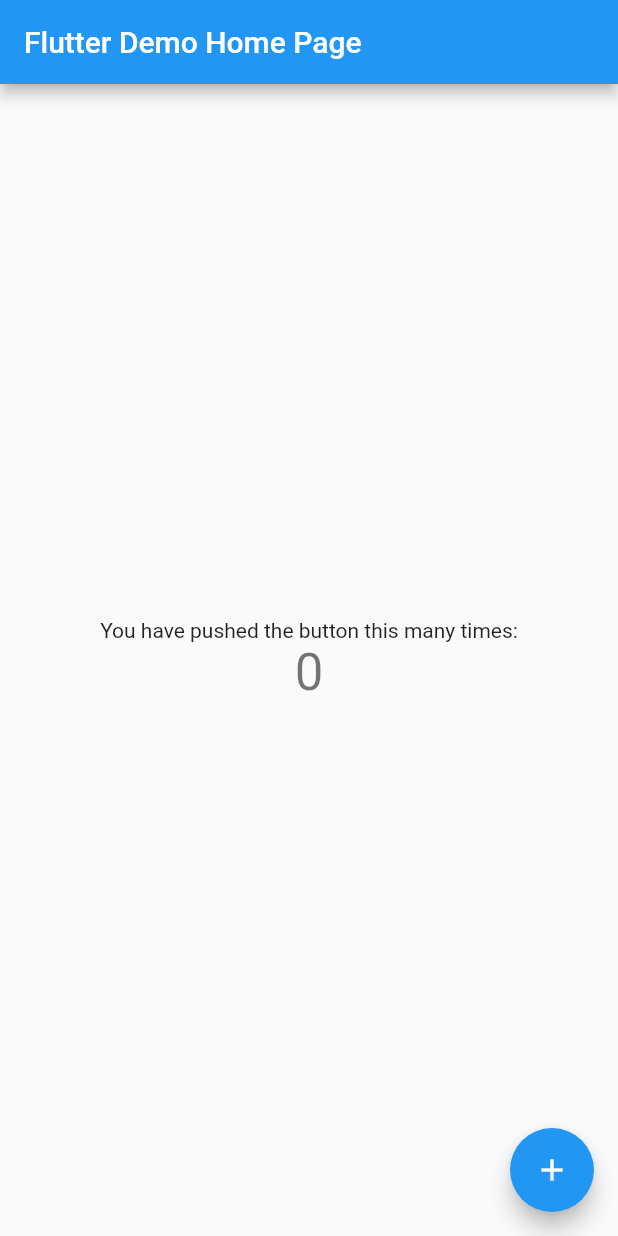
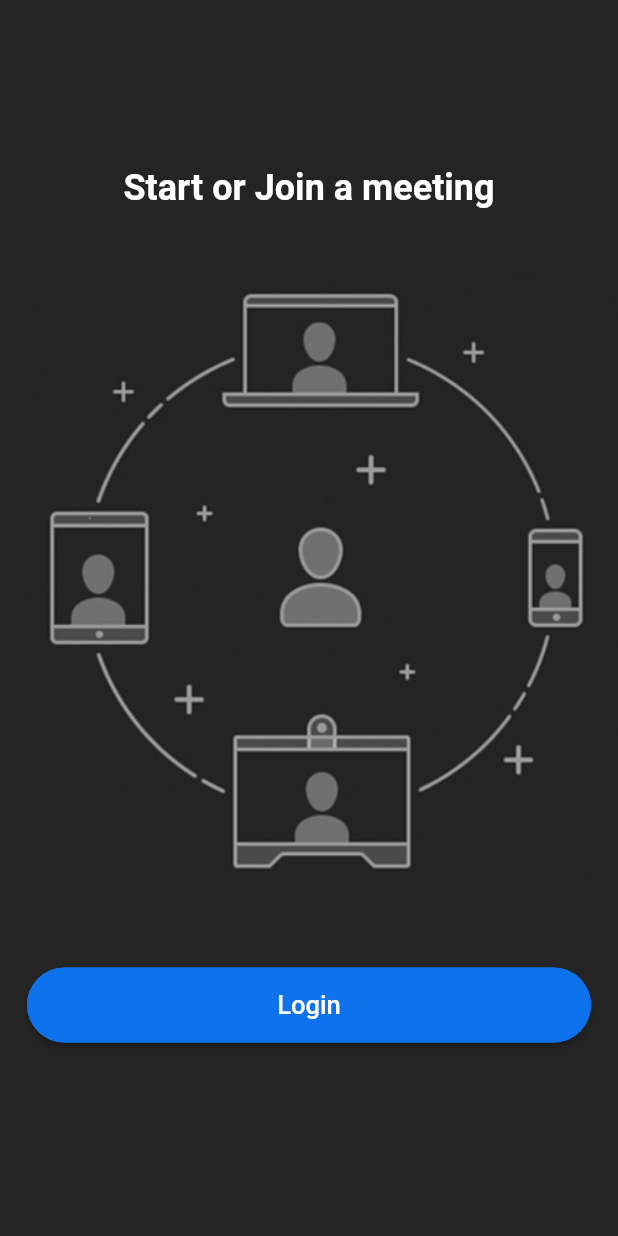
Before and after one commit to Jaxongir0101/Zoom-Clone, a Flutter app: the screen it shows after launch, on a phone screen of 412 x 824 dp. Run offline on Flutter 3.47's test engine with Material 2 defaults, Android fonts, the phone set to English and light mode, and no system bars.

Commit message:
feat:Zoom Login Screen

```diff
--- a/lib/main.dart
+++ b/lib/main.dart
@@ -1,4 +1,6 @@
 import 'package:flutter/material.dart';
+import 'package:zoom_clone/screens/login_screen.dart';
+import 'package:zoom_clone/utils/colors.dart';
 
 void main() {
   runApp(const MyApp());
@@ -11,59 +13,14 @@ class MyApp extends StatelessWidget {
   @override
   Widget build(BuildContext context) {
     return MaterialApp(
-      title: 'Flutter Demo',
-      theme: ThemeData(
-
-        primarySwatch: Colors.blue,
-      ),
-      home: const MyHomePage(title: 'Flutter Demo Home Page'),
+      debugShowCheckedModeBanner: false,
+      title: 'Zoom Clone',
+      theme:
+          ThemeData.dark().copyWith(scaffoldBackgroundColor: backgroundColor),
+          routes: {
+            '/login':(context)=>const LoginScreen(),
+          },
+      home:const  LoginScreen(),
     );
   }
 }
-
-class MyHomePage extends StatefulWidget {
-  const MyHomePage({super.key, required this.title});
-
-  final String title;
-
-  @override
-  State<MyHomePage> createState() => _MyHomePageState();
-}
-
-class _MyHomePageState extends State<MyHomePage> {
-  int _counter = 0;
-
-  void _incrementCounter() {
-    setState(() {
-      _counter++;
-    });
-  }
-
-  @override
-  Widget build(BuildContext context) {
-    return Scaffold(
-      appBar: AppBar(
-        title: Text(widget.title),
-      ),
-      body: Center(
-        child: Column(
-          mainAxisAlignment: MainAxisAlignment.center,
-          children: <Widget>[
-            const Text(
-              'You have pushed the button this many times:',
-            ),
-            Text(
-              '$_counter',
-              style: Theme.of(context).textTheme.headlineMedium,
-            ),
-          ],
-        ),
-      ),
-      floatingActionButton: FloatingActionButton(
-        onPressed: _incrementCounter,
-        tooltip: 'Increment',
-        child: const Icon(Icons.add),
-      ),
-    );
-  }
-}
--- /dev/null
+++ b/lib/screens/login_screen.dart
@@ -0,0 +1,31 @@
+import 'package:flutter/material.dart';
+import 'package:zoom_clone/widgets/custom_button.dart';
+
+class LoginScreen extends StatefulWidget {
+  const LoginScreen({super.key});
+
+  @override
+  State<LoginScreen> createState() => _LoginScreenState();
+}
+
+class _LoginScreenState extends State<LoginScreen> {
+  @override
+  Widget build(BuildContext context) {
+    return Scaffold(
+      body: Column(
+        mainAxisAlignment: MainAxisAlignment.center,
+        children: [
+          const Text(
+            "Start or Join a meeting",
+            style: TextStyle(fontSize: 24, fontWeight: FontWeight.bold),
+          ),
+          Padding(
+            padding: const EdgeInsets.symmetric(vertical: 38),
+            child: Image.asset("assets/images/onboarding.jpg"),
+          ),
+           CustomButton(text: "Login", onPressed: (){},)
+        ],
+      ),
+    );
+  }
+}
--- /dev/null
+++ b/lib/utils/colors.dart
@@ -0,0 +1,6 @@
+import 'package:flutter/material.dart';
+
+const backgroundColor = Color.fromRGBO(36, 36, 36, 1);
+const buttonColor = Color.fromRGBO(14, 114, 236, 1);
+const footerColor = Color.fromRGBO(26, 26, 26, 1);
+const secondaryBackgroundColor = Color.fromRGBO(46, 46, 46, 1);
--- /dev/null
+++ b/lib/utils/utils.dart
@@ -0,0 +1,9 @@
+import 'package:flutter/material.dart';
+
+showSnackBar(BuildContext context, String text) {
+  return ScaffoldMessenger.of(context).showSnackBar(
+    SnackBar(
+      content: Text(text),
+    ),
+  );
+}
--- /dev/null
+++ b/lib/widgets/custom_button.dart
@@ -0,0 +1,34 @@
+import 'package:flutter/material.dart';
+import 'package:zoom_clone/utils/colors.dart';
+
+class CustomButton extends StatelessWidget {
+  final String text;
+  final VoidCallback onPressed;
+  const CustomButton({super.key, required this.text,required this.onPressed});
+
+  @override
+  Widget build(BuildContext context) {
+    return Padding(
+      padding: const EdgeInsets.all(18.0),
+      child: ElevatedButton(
+        onPressed: onPressed,
+        style: ElevatedButton.styleFrom(
+          primary: buttonColor,
+          minimumSize:const Size(
+            double.infinity,
+            50
+          ),
+          shape: RoundedRectangleBorder(
+            borderRadius: BorderRadius.circular(30),
+            side:const BorderSide(color: buttonColor)
+          ),
+
+        ),
+        child: Text(
+          text,
+          style: const TextStyle(fontSize: 17),
+        ),
+      ),
+    );
+  }
+}
--- a/pubspec.yaml
+++ b/pubspec.yaml
@@ -59,9 +59,9 @@ flutter:
   uses-material-design: true
 
   # To add assets to your application, add an assets section, like this:
-  # assets:
-  #   - images/a_dot_burr.jpeg
-  #   - images/a_dot_ham.jpeg
+  assets:
+    - assets/images/
+
 
   # An image asset can refer to one or more resolution-specific "variants", see
   # https://flutter.dev/assets-and-images/#resolution-aware
```
Also changed, not shown: assets/images/onboarding.jpg (added).
